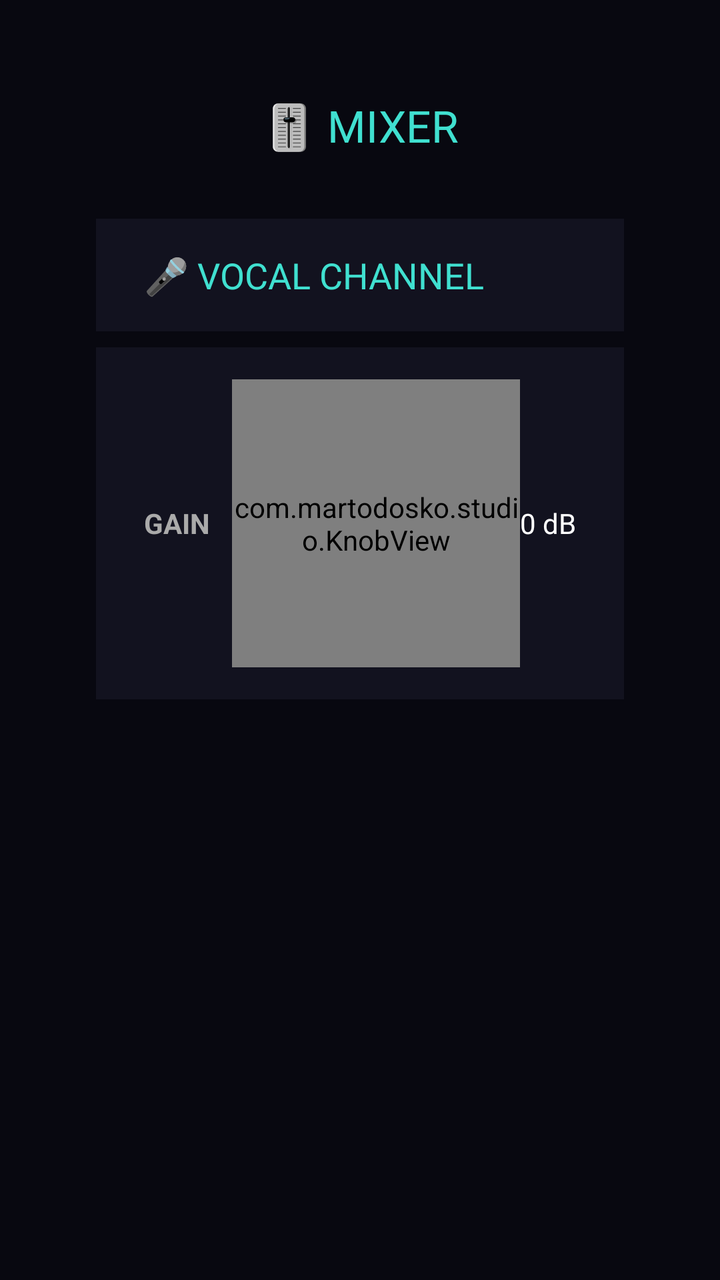
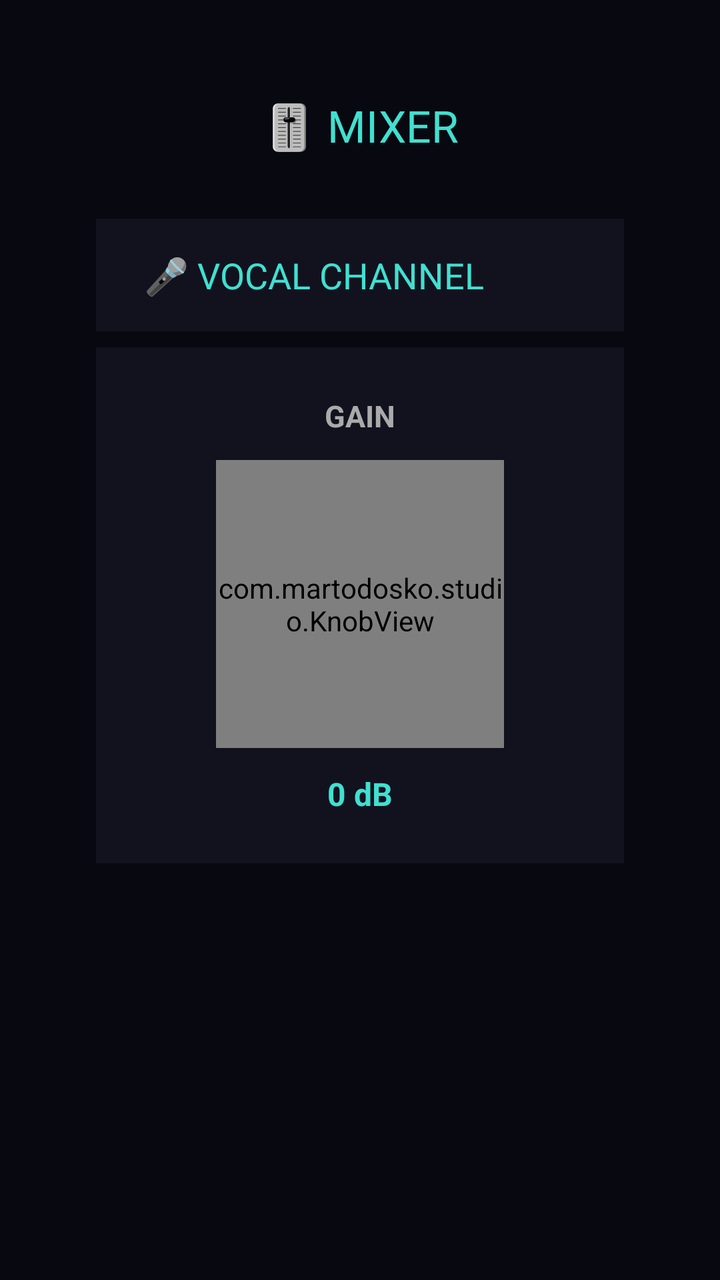

Before-and-after screenshots of an Android layout around one commit, followed by the original layout XML and the change that was made.
<!-- AndroidManifest.xml: activity theme Theme.AppCompat.Light.NoActionBar -->
<!-- res/layout/activity_mixer.xml -->
<?xml version="1.0" encoding="utf-8"?>
<ScrollView xmlns:android="http://schemas.android.com/apk/res/android"
    android:layout_width="match_parent"
    android:layout_height="match_parent"
    android:background="#080810">

    <LinearLayout
        android:layout_width="match_parent"
        android:layout_height="wrap_content"
        android:orientation="vertical"
        android:padding="48dp">

        
        <TextView
            android:layout_width="match_parent"
            android:layout_height="wrap_content"
            android:text="🎚️ MIXER"
            android:textColor="#40E0D0"
            android:textSize="22sp"
            android:gravity="center"
            android:paddingBottom="32dp"/>

        
        <TextView
            android:layout_width="match_parent"
            android:layout_height="wrap_content"
            android:text="🎤 VOCAL CHANNEL"
            android:textColor="#40E0D0"
            android:textSize="18sp"
            android:paddingLeft="24dp"
            android:paddingRight="24dp"
            android:paddingTop="16dp"
            android:paddingBottom="16dp"
            android:background="#12121F"/>

        
        <LinearLayout
            android:layout_width="match_parent"
            android:layout_height="wrap_content"
            android:orientation="horizontal"
            android:gravity="center_vertical"
            android:paddingLeft="24dp"
            android:paddingRight="24dp"
            android:paddingTop="16dp"
            android:paddingBottom="16dp"
            android:background="#12121F"
            android:layout_marginTop="8dp">

            <TextView
                android:layout_width="0dp"
                android:layout_weight="1"
                android:layout_height="wrap_content"
                android:text="GAIN"
                android:textColor="#AAAAAA"
                android:textSize="14sp"
                android:textStyle="bold"/>

            <com.martodosko.studio.KnobView
                android:id="@+id/knob_gain"
                android:layout_width="144dp"
                android:layout_height="144dp"/>

            <TextView
                android:id="@+id/tv_gain_value"
                android:layout_width="wrap_content"
                android:layout_height="wrap_content"
                android:text="0 dB"
                android:textColor="#FFFFFF"
                android:textSize="14sp"/>
        </LinearLayout>

    </LinearLayout>
</ScrollView>
<!-- resources referenced by this layout -->
<resources>

</resources>

<!-- the commit's change to res/layout/activity_mixer.xml (unified diff, before → after) -->
@@ -34,39 +34,48 @@
             android:background="#12121F"/>
 
         
+        
+        
+        
         <LinearLayout
             android:layout_width="match_parent"
             android:layout_height="wrap_content"
-            android:orientation="horizontal"
-            android:gravity="center_vertical"
+            android:orientation="vertical"
+            android:gravity="center_horizontal"
             android:paddingLeft="24dp"
             android:paddingRight="24dp"
-            android:paddingTop="16dp"
-            android:paddingBottom="16dp"
+            android:paddingTop="24dp"
+            android:paddingBottom="24dp"
             android:background="#12121F"
             android:layout_marginTop="8dp">
 
+            
             <TextView
-                android:layout_width="0dp"
-                android:layout_weight="1"
+                android:layout_width="wrap_content"
                 android:layout_height="wrap_content"
                 android:text="GAIN"
                 android:textColor="#AAAAAA"
-                android:textSize="14sp"
-                android:textStyle="bold"/>
+                android:textSize="15sp"
+                android:textStyle="bold"
+                android:layout_marginBottom="12dp"/>
 
+            
             <com.martodosko.studio.KnobView
                 android:id="@+id/knob_gain"
                 android:layout_width="144dp"
                 android:layout_height="144dp"/>
 
+            
             <TextView
                 android:id="@+id/tv_gain_value"
                 android:layout_width="wrap_content"
                 android:layout_height="wrap_content"
                 android:text="0 dB"
-                android:textColor="#FFFFFF"
-                android:textSize="14sp"/>
+                android:textColor="#40E0D0"
+                android:textSize="16sp"
+                android:textStyle="bold"
+                android:layout_marginTop="12dp"/>
+
         </LinearLayout>
 
     </LinearLayout>
